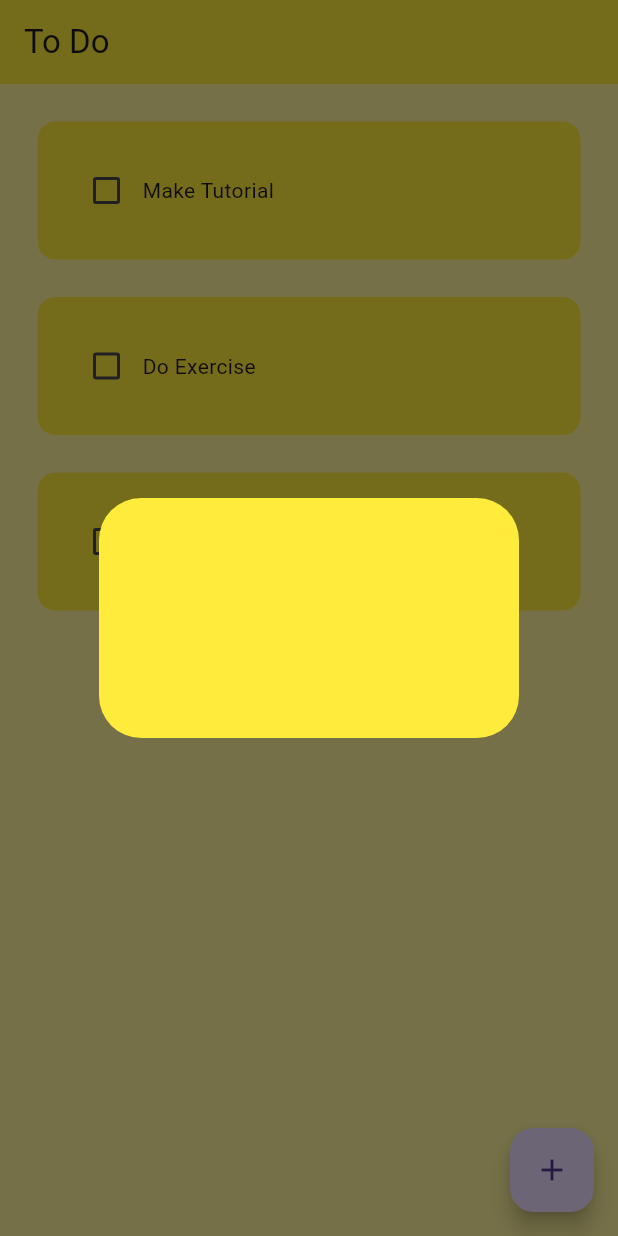
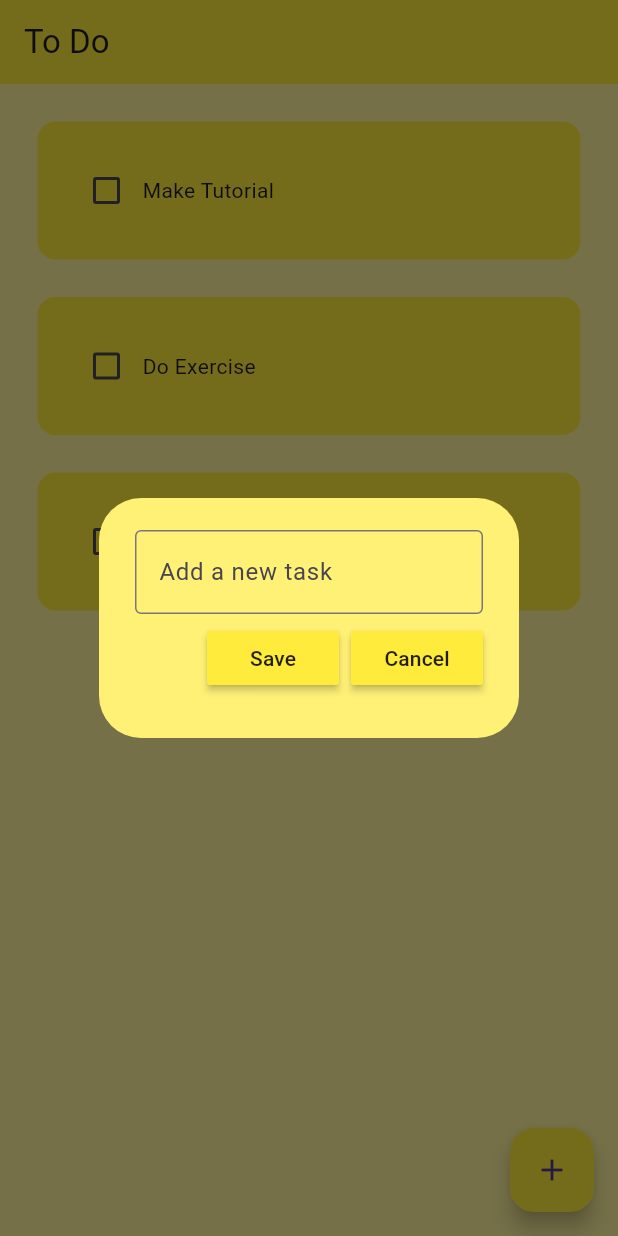
Before and after one commit to bashiimalsha/Flutter-project, a Flutter app: the screen it shows after launch, after a tap on the "add" icon, on a phone screen of 412 x 824 dp. Run offline on Flutter 3.47's test engine with Material 3 defaults, Android fonts, the phone set to English and light mode, and no system bars.

Commit message:
add button

```diff
--- a/my_project/lib/pages/home_page.dart
+++ b/my_project/lib/pages/home_page.dart
@@ -11,6 +11,9 @@ class HomePage extends StatefulWidget {
 }
 
 class _HomePageState extends State<HomePage> {
+
+  //text controller
+  final _controller = TextEditingController();
 
   //list of todo tasks
   List toDoList = [
@@ -31,7 +34,9 @@ class _HomePageState extends State<HomePage> {
     showDialog(
     context: context,
     builder: (context){
-      return DialogBox();
+      return DialogBox(
+        controller: _controller,
+      );
     }
     );
   }
@@ -49,6 +54,8 @@ class _HomePageState extends State<HomePage> {
       floatingActionButton: FloatingActionButton(
         onPressed: createNewTask,
         child: Icon(Icons.add),
+        backgroundColor: Colors.yellow,
+
       ),
       body: ListView.builder(
         itemCount: toDoList.length,
--- a/my_project/lib/util/dialog_box.dart
+++ b/my_project/lib/util/dialog_box.dart
@@ -1,14 +1,41 @@
 import 'package:flutter/material.dart';
+import 'package:my_project/util/my_button.dart';
 
 class DialogBox extends StatelessWidget {
-  const DialogBox({super.key});
+  final controller;
+  const DialogBox({super.key, required this.controller,});
 
   @override
   Widget build(BuildContext context) {
     return AlertDialog(
-      backgroundColor: Colors.yellow,
+      backgroundColor: Colors.yellow[300],
       content: Container(
         height: 120,
+        child: Column(
+          mainAxisAlignment: MainAxisAlignment.spaceEvenly,
+          children: [
+          //get user input
+          TextField(
+            controller: controller,
+            decoration:InputDecoration(
+              border: OutlineInputBorder(),
+              hintText: "Add a new task",
+              )
+          ),
+
+          //buttons -> save + cancel
+          Row(
+            mainAxisAlignment: MainAxisAlignment.end,
+            children: [
+            //save button
+            MyButton(text: "Save", onPressed: () {}),
+            const SizedBox(width: 8),
+            ColoredBox(color: Colors.yellow),
+            //cancel button
+            MyButton(text: "Cancel", onPressed: () {}),
+          ],)
+        ],
+        ),
       ),
     );
   }
--- /dev/null
+++ b/my_project/lib/util/my_button.dart
@@ -0,0 +1,22 @@
+
+import 'package:flutter/material.dart';
+
+class MyButton extends StatelessWidget {
+  final String text;
+  VoidCallback onPressed;
+  MyButton({
+    super.key,
+    required this.text,
+    required this.onPressed,
+    });
+
+  @override
+  Widget build(BuildContext context) {
+    return MaterialButton(
+      onPressed: onPressed,
+
+      color: Colors.yellow,
+      child: Text(text) ,
+      );
+  }
+}
```
